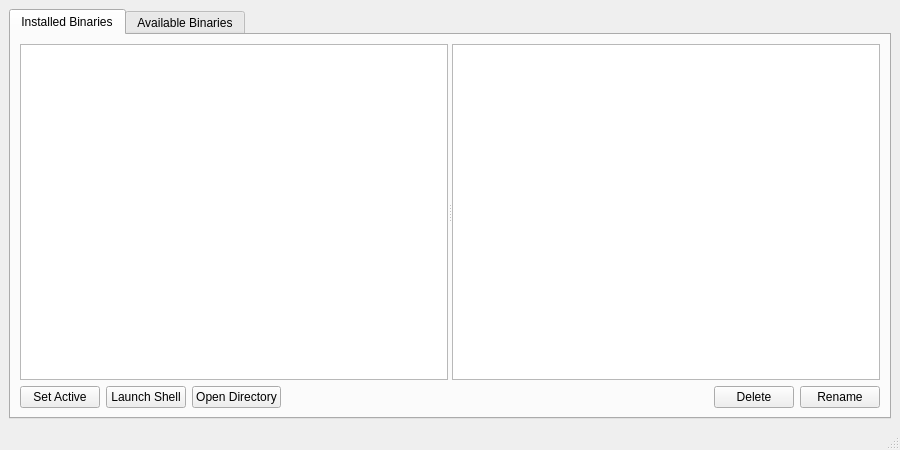
Old version of the form jvtgui/interface.ui in the repository spikespaz-archives/archive-bundles.
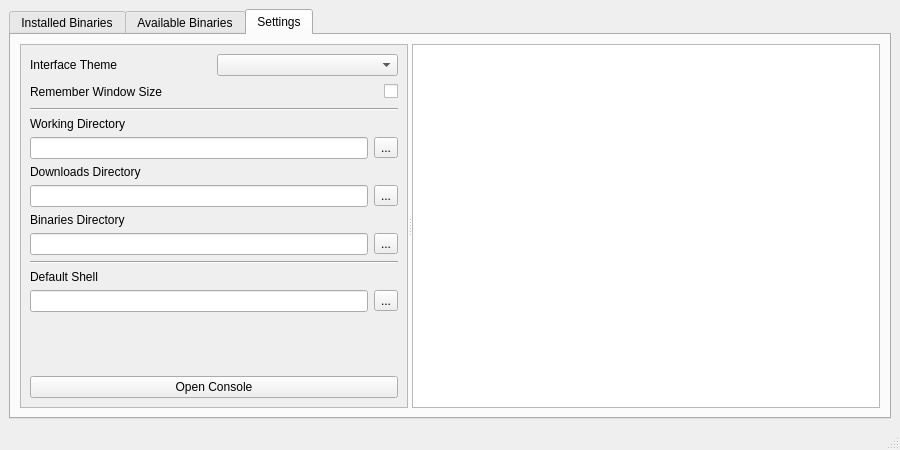
New version of the form. The open tabs and pages were chosen to show the change.

Commit message: Add Settings page to UI

```diff
--- a/jvtgui/interface.ui
+++ b/jvtgui/interface.ui
@@ -465,6 +465,219 @@
         </item>
        </layout>
       </widget>
+      <widget class="QWidget" name="settingsTab">
+       <attribute name="title">
+        <string>Settings</string>
+       </attribute>
+       <layout class="QHBoxLayout" name="horizontalLayout_10">
+        <item>
+         <widget class="QSplitter" name="splitter_2">
+          <property name="orientation">
+           <enum>Qt::Horizontal</enum>
+          </property>
+          <property name="childrenCollapsible">
+           <bool>false</bool>
+          </property>
+          <widget class="QScrollArea" name="scrollArea">
+           <property name="minimumSize">
+            <size>
+             <width>300</width>
+             <height>0</height>
+            </size>
+           </property>
+           <property name="widgetResizable">
+            <bool>true</bool>
+           </property>
+           <widget class="QWidget" name="scrollAreaWidgetContents">
+            <property name="geometry">
+             <rect>
+              <x>0</x>
+              <y>0</y>
+              <width>458</width>
+              <height>366</height>
+             </rect>
+            </property>
+            <layout class="QVBoxLayout" name="verticalLayout_4">
+             <item>
+              <layout class="QHBoxLayout" name="horizontalLayout_16">
+               <item>
+                <widget class="QLabel" name="label_2">
+                 <property name="text">
+                  <string>Interface Theme</string>
+                 </property>
+                </widget>
+               </item>
+               <item>
+                <widget class="QComboBox" name="comboBox"/>
+               </item>
+              </layout>
+             </item>
+             <item>
+              <layout class="QHBoxLayout" name="horizontalLayout_15">
+               <item>
+                <widget class="QLabel" name="label_6">
+                 <property name="text">
+                  <string>Remember Window Size</string>
+                 </property>
+                </widget>
+               </item>
+               <item>
+                <spacer name="horizontalSpacer_8">
+                 <property name="orientation">
+                  <enum>Qt::Horizontal</enum>
+                 </property>
+                 <property name="sizeHint" stdset="0">
+                  <size>
+                   <width>40</width>
+                   <height>20</height>
+                  </size>
+                 </property>
+                </spacer>
+               </item>
+               <item>
+                <widget class="QCheckBox" name="checkBox">
+                 <property name="text">
+                  <string/>
+                 </property>
+                </widget>
+               </item>
+              </layout>
+             </item>
+             <item>
+              <widget class="Line" name="line">
+               <property name="orientation">
+                <enum>Qt::Horizontal</enum>
+               </property>
+              </widget>
+             </item>
+             <item>
+              <widget class="QLabel" name="label">
+               <property name="text">
+                <string>Working Directory</string>
+               </property>
+              </widget>
+             </item>
+             <item>
+              <layout class="QHBoxLayout" name="horizontalLayout_11">
+               <item>
+                <widget class="QLineEdit" name="lineEdit"/>
+               </item>
+               <item>
+                <widget class="QToolButton" name="toolButton">
+                 <property name="text">
+                  <string>...</string>
+                 </property>
+                </widget>
+               </item>
+              </layout>
+             </item>
+             <item>
+              <widget class="QLabel" name="label_3">
+               <property name="text">
+                <string>Downloads Directory</string>
+               </property>
+              </widget>
+             </item>
+             <item>
+              <layout class="QHBoxLayout" name="horizontalLayout_12">
+               <item>
+                <widget class="QLineEdit" name="lineEdit_2"/>
+               </item>
+               <item>
+                <widget class="QToolButton" name="toolButton_2">
+                 <property name="text">
+                  <string>...</string>
+                 </property>
+                </widget>
+               </item>
+              </layout>
+             </item>
+             <item>
+              <widget class="QLabel" name="label_4">
+               <property name="text">
+                <string>Binaries Directory</string>
+               </property>
+              </widget>
+             </item>
+             <item>
+              <layout class="QHBoxLayout" name="horizontalLayout_13">
+               <item>
+                <widget class="QLineEdit" name="lineEdit_3"/>
+               </item>
+               <item>
+                <widget class="QToolButton" name="toolButton_3">
+                 <property name="text">
+                  <string>...</string>
+                 </property>
+                </widget>
+               </item>
+              </layout>
+             </item>
+             <item>
+              <widget class="Line" name="line_2">
+               <property name="orientation">
+                <enum>Qt::Horizontal</enum>
+               </property>
+              </widget>
+             </item>
+             <item>
+              <widget class="QLabel" name="label_5">
+               <property name="text">
+                <string>Default Shell</string>
+               </property>
+              </widget>
+             </item>
+             <item>
+              <layout class="QHBoxLayout" name="horizontalLayout_14">
+               <item>
+                <widget class="QLineEdit" name="lineEdit_4"/>
+               </item>
+               <item>
+                <widget class="QToolButton" name="toolButton_4">
+                 <property name="text">
+                  <string>...</string>
+                 </property>
+                </widget>
+               </item>
+              </layout>
+             </item>
+             <item>
+              <spacer name="verticalSpacer">
+               <property name="orientation">
+                <enum>Qt::Vertical</enum>
+               </property>
+               <property name="sizeHint" stdset="0">
+                <size>
+                 <width>20</width>
+                 <height>40</height>
+                </size>
+               </property>
+              </spacer>
+             </item>
+             <item>
+              <widget class="QPushButton" name="pushButton">
+               <property name="sizePolicy">
+                <sizepolicy hsizetype="Expanding" vsizetype="Fixed">
+                 <horstretch>0</horstretch>
+                 <verstretch>0</verstretch>
+                </sizepolicy>
+               </property>
+               <property name="text">
+                <string>Open Console</string>
+               </property>
+               <property name="checkable">
+                <bool>true</bool>
+               </property>
+              </widget>
+             </item>
+            </layout>
+           </widget>
+          </widget>
+          <widget class="QTextBrowser" name="textBrowser"/>
+         </widget>
+        </item>
+       </layout>
+      </widget>
      </widget>
     </item>
    </layout>
```
The commit also changes 1 other file.
